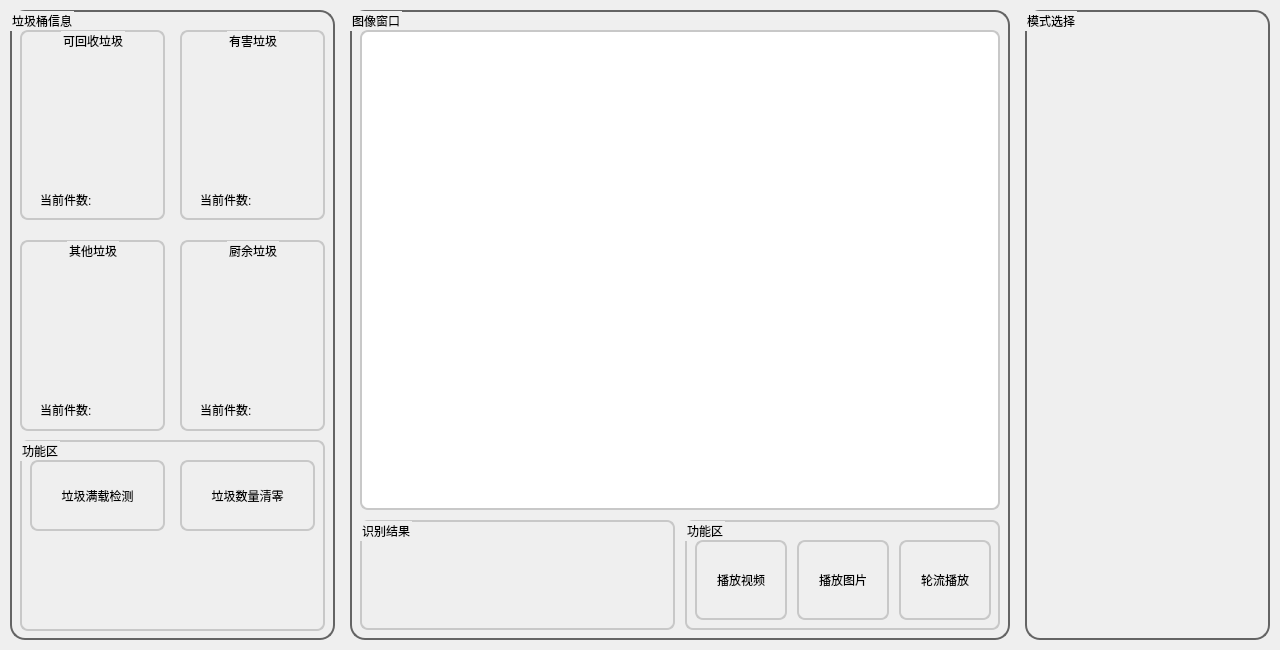
Old version of the form Software/QtUI/mainwindow.ui in the repository h13-0/Garbage-Classification.
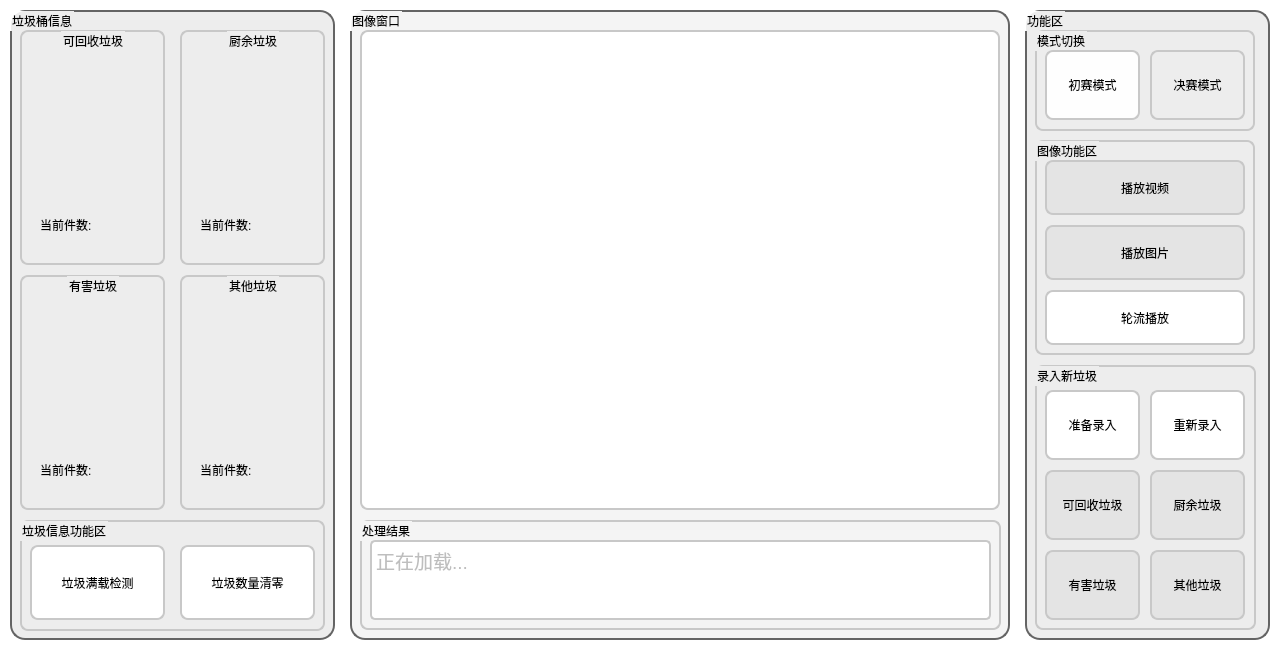
New version of the form. Icons and pictures are not drawn.

Commit message: 优化了UI, 增加了输出结果到结果区, 减少非必要引用, 增加了对Linux嵌入式系统的优化, 增加了垃圾件数显示, 更新Readme

```diff
--- a/Software/QtUI/mainwindow.ui
+++ b/Software/QtUI/mainwindow.ui
@@ -22,12 +22,18 @@
   <property name="maximumSize">
    <size>
     <width>1280</width>
-    <height>670</height>
+    <height>650</height>
    </size>
   </property>
   <property name="windowTitle">
    <string>MainWindow</string>
   </property>
+  <property name="autoFillBackground">
+   <bool>false</bool>
+  </property>
+  <property name="styleSheet">
+   <string notr="true">background-color: #FFFFFF;</string>
+  </property>
   <widget class="QWidget" name="centralwidget">
    <widget class="QGroupBox" name="groupBox">
     <property name="geometry">
@@ -40,7 +46,8 @@
     </property>
     <property name="styleSheet">
      <string notr="true">border:2px solid rgb(100,100,100);
-border-radius:15px;</string>
+border-radius:15px;
+background-color: #F4F4F4;</string>
     </property>
     <property name="title">
      <string>图像窗口</string>
@@ -80,7 +87,7 @@
       <rect>
        <x>10</x>
        <y>510</y>
-       <width>315</width>
+       <width>641</width>
        <height>110</height>
       </rect>
      </property>
@@ -89,62 +96,39 @@
 border:2px solid rgb(200,200,200);</string>
      </property>
      <property name="title">
-      <string>识别结果</string>
+      <string>处理结果</string>
      </property>
-    </widget>
-    <widget class="QGroupBox" name="groupBox_10">
-     <property name="geometry">
-      <rect>
-       <x>335</x>
-       <y>510</y>
-       <width>315</width>
-       <height>110</height>
-      </rect>
-     </property>
-     <property name="styleSheet">
-      <string notr="true">border-radius:8px;
-border:2px solid rgb(200,200,200);</string>
-     </property>
-     <property name="title">
-      <string>功能区</string>
-     </property>
-     <widget class="QPushButton" name="pushButton_3">
+     <widget class="QTextEdit" name="textEdit">
+      <property name="enabled">
+       <bool>false</bool>
+      </property>
       <property name="geometry">
        <rect>
         <x>10</x>
         <y>20</y>
-        <width>92</width>
+        <width>621</width>
         <height>80</height>
        </rect>
       </property>
-      <property name="text">
-       <string>播放视频</string>
+      <property name="font">
+       <font>
+        <pointsize>14</pointsize>
+        <stylestrategy>PreferAntialias</stylestrategy>
+       </font>
       </property>
-     </widget>
-     <widget class="QPushButton" name="pushButton_4">
-      <property name="geometry">
-       <rect>
-        <x>112</x>
-        <y>20</y>
-        <width>92</width>
-        <height>80</height>
-       </rect>
+      <property name="styleSheet">
+       <string notr="true">border-radius:5px;
+background-color: rgb(255, 255, 255);</string>
       </property>
-      <property name="text">
-       <string>播放图片</string>
+      <property name="verticalScrollBarPolicy">
+       <enum>Qt::ScrollBarAsNeeded</enum>
       </property>
-     </widget>
-     <widget class="QPushButton" name="pushButton_5">
-      <property name="geometry">
-       <rect>
-        <x>214</x>
-        <y>20</y>
-        <width>92</width>
-        <height>80</height>
-       </rect>
-      </property>
-      <property name="text">
-       <string>轮流播放</string>
+      <property name="html">
+       <string>&lt;!DOCTYPE HTML PUBLIC &quot;-//W3C//DTD HTML 4.0//EN&quot; &quot;http://www.w3.org/TR/REC-html40/strict.dtd&quot;&gt;
+&lt;html&gt;&lt;head&gt;&lt;meta name=&quot;qrichtext&quot; content=&quot;1&quot; /&gt;&lt;style type=&quot;text/css&quot;&gt;
+p, li { white-space: pre-wrap; }
+&lt;/style&gt;&lt;/head&gt;&lt;body style=&quot; font-family:'SimSun'; font-size:14pt; font-weight:400; font-style:normal;&quot;&gt;
+&lt;p style=&quot; margin-top:0px; margin-bottom:0px; margin-left:0px; margin-right:0px; -qt-block-indent:0; text-indent:0px;&quot;&gt;正在加载...&lt;/p&gt;&lt;/body&gt;&lt;/html&gt;</string>
       </property>
      </widget>
     </widget>
@@ -160,7 +144,8 @@
     </property>
     <property name="styleSheet">
      <string notr="true">border:2px solid rgb(100,100,100);
-border-radius:15px;</string>
+border-radius:15px;
+background-color: #EDEDED;</string>
     </property>
     <property name="title">
      <string>垃圾桶信息</string>
@@ -171,7 +156,7 @@
        <x>10</x>
        <y>20</y>
        <width>145</width>
-       <height>190</height>
+       <height>235</height>
       </rect>
      </property>
      <property name="styleSheet">
@@ -188,14 +173,15 @@
       <property name="geometry">
        <rect>
         <x>10</x>
-        <y>30</y>
+        <y>40</y>
         <width>125</width>
         <height>125</height>
        </rect>
       </property>
       <property name="styleSheet">
        <string notr="true">border-image:url(./RoundProcessBar.png) 0 0 0 0 stretch stretch;
-border:0px solid rgb(100,100,100);</string>
+border:0px;
+background-color: rgba(0, 0, 0, 0);</string>
       </property>
       <property name="currentIndex">
        <number>1</number>
@@ -207,8 +193,8 @@
       <property name="geometry">
        <rect>
         <x>20</x>
-        <y>160</y>
-        <width>70</width>
+        <y>185</y>
+        <width>105</width>
         <height>20</height>
        </rect>
       </property>
@@ -223,10 +209,10 @@
     <widget class="QGroupBox" name="groupBox_5">
      <property name="geometry">
       <rect>
-       <x>170</x>
-       <y>20</y>
+       <x>10</x>
+       <y>265</y>
        <width>145</width>
-       <height>190</height>
+       <height>235</height>
       </rect>
      </property>
      <property name="styleSheet">
@@ -243,14 +229,15 @@
       <property name="geometry">
        <rect>
         <x>10</x>
-        <y>30</y>
+        <y>40</y>
         <width>125</width>
         <height>125</height>
        </rect>
       </property>
       <property name="styleSheet">
        <string notr="true">border-image:url(./RoundProcessBar.png) 0 0 0 0 stretch stretch;
-border:0px solid rgb(100,100,100);</string>
+border:0px;
+background-color: rgba(0, 0, 0, 0);</string>
       </property>
       <property name="currentIndex">
        <number>0</number>
@@ -262,8 +249,8 @@
       <property name="geometry">
        <rect>
         <x>20</x>
-        <y>160</y>
-        <width>70</width>
+        <y>185</y>
+        <width>105</width>
         <height>20</height>
        </rect>
       </property>
@@ -278,10 +265,10 @@
     <widget class="QGroupBox" name="groupBox_6">
      <property name="geometry">
       <rect>
-       <x>10</x>
-       <y>230</y>
+       <x>170</x>
+       <y>265</y>
        <width>145</width>
-       <height>191</height>
+       <height>235</height>
       </rect>
      </property>
      <property name="styleSheet">
@@ -298,14 +285,15 @@
       <property name="geometry">
        <rect>
         <x>10</x>
-        <y>30</y>
+        <y>40</y>
         <width>125</width>
         <height>125</height>
        </rect>
       </property>
       <property name="styleSheet">
        <string notr="true">border-image:url(./RoundProcessBar.png) 0 0 0 0 stretch stretch;
-border:0px solid rgb(100,100,100);</string>
+border:0px;
+background-color: rgba(0, 0, 0, 0);</string>
       </property>
       <property name="currentIndex">
        <number>0</number>
@@ -317,8 +305,8 @@
       <property name="geometry">
        <rect>
         <x>20</x>
-        <y>160</y>
-        <width>70</width>
+        <y>185</y>
+        <width>105</width>
         <height>20</height>
        </rect>
       </property>
@@ -334,9 +322,9 @@
      <property name="geometry">
       <rect>
        <x>170</x>
-       <y>230</y>
+       <y>20</y>
        <width>145</width>
-       <height>191</height>
+       <height>235</height>
       </rect>
      </property>
      <property name="styleSheet">
@@ -353,14 +341,15 @@
       <property name="geometry">
        <rect>
         <x>10</x>
-        <y>30</y>
+        <y>40</y>
         <width>125</width>
         <height>125</height>
        </rect>
       </property>
       <property name="styleSheet">
        <string notr="true">border-image:url(./RoundProcessBar.png) 0 0 0 0 stretch stretch;
-border:0px solid rgb(100,100,100);</string>
+border:0px;
+background-color: rgba(0, 0, 0, 0);</string>
       </property>
       <property name="currentIndex">
        <number>0</number>
@@ -372,8 +361,8 @@
       <property name="geometry">
        <rect>
         <x>20</x>
-        <y>160</y>
-        <width>70</width>
+        <y>185</y>
+        <width>105</width>
         <height>20</height>
        </rect>
       </property>
@@ -389,9 +378,9 @@
      <property name="geometry">
       <rect>
        <x>10</x>
-       <y>430</y>
+       <y>510</y>
        <width>305</width>
-       <height>191</height>
+       <height>111</height>
       </rect>
      </property>
      <property name="styleSheet">
@@ -399,19 +388,19 @@
 border:2px solid rgb(200,200,200);</string>
      </property>
      <property name="title">
-      <string>功能区</string>
+      <string>垃圾信息功能区</string>
      </property>
      <widget class="QPushButton" name="pushButton">
       <property name="geometry">
        <rect>
         <x>10</x>
-        <y>20</y>
+        <y>25</y>
         <width>135</width>
-        <height>71</height>
+        <height>75</height>
        </rect>
       </property>
       <property name="styleSheet">
-       <string notr="true"/>
+       <string notr="true">background-color: #FFFFFF;</string>
       </property>
       <property name="text">
        <string>垃圾满载检测</string>
@@ -421,11 +410,14 @@
       <property name="geometry">
        <rect>
         <x>160</x>
-        <y>20</y>
+        <y>25</y>
         <width>135</width>
-        <height>71</height>
+        <height>75</height>
        </rect>
       </property>
+      <property name="styleSheet">
+       <string notr="true">background-color: #FFFFFF;</string>
+      </property>
       <property name="text">
        <string>垃圾数量清零</string>
       </property>
@@ -443,11 +435,239 @@
     </property>
     <property name="styleSheet">
      <string notr="true">border:2px solid rgb(100,100,100);
-border-radius:15px;</string>
+border-radius:15px;
+background-color: #EDEDED;</string>
     </property>
     <property name="title">
-     <string>模式选择</string>
+     <string>功能区</string>
     </property>
+    <widget class="QGroupBox" name="groupBox_11">
+     <property name="geometry">
+      <rect>
+       <x>10</x>
+       <y>355</y>
+       <width>221</width>
+       <height>265</height>
+      </rect>
+     </property>
+     <property name="styleSheet">
+      <string notr="true">border-radius:8px;
+border:2px solid rgb(200,200,200);</string>
+     </property>
+     <property name="title">
+      <string>录入新垃圾</string>
+     </property>
+     <widget class="QPushButton" name="pushButton_8">
+      <property name="geometry">
+       <rect>
+        <x>10</x>
+        <y>105</y>
+        <width>95</width>
+        <height>70</height>
+       </rect>
+      </property>
+      <property name="styleSheet">
+       <string notr="true">background-color: #E4E4E4;</string>
+      </property>
+      <property name="text">
+       <string>可回收垃圾</string>
+      </property>
+     </widget>
+     <widget class="QPushButton" name="pushButton_9">
+      <property name="geometry">
+       <rect>
+        <x>115</x>
+        <y>105</y>
+        <width>95</width>
+        <height>70</height>
+       </rect>
+      </property>
+      <property name="styleSheet">
+       <string notr="true">background-color: #E4E4E4;</string>
+      </property>
+      <property name="text">
+       <string>厨余垃圾</string>
+      </property>
+     </widget>
+     <widget class="QPushButton" name="pushButton_10">
+      <property name="geometry">
+       <rect>
+        <x>10</x>
+        <y>185</y>
+        <width>95</width>
+        <height>70</height>
+       </rect>
+      </property>
+      <property name="styleSheet">
+       <string notr="true">background-color: #E4E4E4;</string>
+      </property>
+      <property name="text">
+       <string>有害垃圾</string>
+      </property>
+     </widget>
+     <widget class="QPushButton" name="pushButton_11">
+      <property name="geometry">
+       <rect>
+        <x>115</x>
+        <y>185</y>
+        <width>95</width>
+        <height>70</height>
+       </rect>
+      </property>
+      <property name="styleSheet">
+       <string notr="true">background-color: #E4E4E4;</string>
+      </property>
+      <property name="text">
+       <string>其他垃圾</string>
+      </property>
+     </widget>
+     <widget class="QPushButton" name="pushButton_12">
+      <property name="geometry">
+       <rect>
+        <x>115</x>
+        <y>25</y>
+        <width>95</width>
+        <height>70</height>
+       </rect>
+      </property>
+      <property name="styleSheet">
+       <string notr="true">background-color: #FFFFFF;</string>
+      </property>
+      <property name="text">
+       <string>重新录入</string>
+      </property>
+     </widget>
+     <widget class="QPushButton" name="pushButton_13">
+      <property name="geometry">
+       <rect>
+        <x>10</x>
+        <y>25</y>
+        <width>95</width>
+        <height>70</height>
+       </rect>
+      </property>
+      <property name="styleSheet">
+       <string notr="true">background-color: #FFFFFF;</string>
+      </property>
+      <property name="text">
+       <string>准备录入</string>
+      </property>
+     </widget>
+    </widget>
+    <widget class="QGroupBox" name="groupBox_12">
+     <property name="geometry">
+      <rect>
+       <x>10</x>
+       <y>20</y>
+       <width>220</width>
+       <height>101</height>
+      </rect>
+     </property>
+     <property name="styleSheet">
+      <string notr="true">border-radius:8px;
+border:2px solid rgb(200,200,200);</string>
+     </property>
+     <property name="title">
+      <string>模式切换</string>
+     </property>
+     <widget class="QPushButton" name="pushButton_6">
+      <property name="geometry">
+       <rect>
+        <x>10</x>
+        <y>20</y>
+        <width>95</width>
+        <height>70</height>
+       </rect>
+      </property>
+      <property name="styleSheet">
+       <string notr="true">background-color: #FEFEFE;</string>
+      </property>
+      <property name="text">
+       <string>初赛模式</string>
+      </property>
+     </widget>
+     <widget class="QPushButton" name="pushButton_7">
+      <property name="geometry">
+       <rect>
+        <x>115</x>
+        <y>20</y>
+        <width>95</width>
+        <height>70</height>
+       </rect>
+      </property>
+      <property name="styleSheet">
+       <string notr="true">background-color: #EDEDED;</string>
+      </property>
+      <property name="text">
+       <string>决赛模式</string>
+      </property>
+     </widget>
+    </widget>
+    <widget class="QGroupBox" name="groupBox_10">
+     <property name="geometry">
+      <rect>
+       <x>10</x>
+       <y>130</y>
+       <width>220</width>
+       <height>215</height>
+      </rect>
+     </property>
+     <property name="styleSheet">
+      <string notr="true">border-radius:8px;
+border:2px solid rgb(200,200,200);</string>
+     </property>
+     <property name="title">
+      <string>图像功能区</string>
+     </property>
+     <widget class="QPushButton" name="pushButton_3">
+      <property name="geometry">
+       <rect>
+        <x>10</x>
+        <y>20</y>
+        <width>200</width>
+        <height>55</height>
+       </rect>
+      </property>
+      <property name="styleSheet">
+       <string notr="true">background-color: #E4E4E4;</string>
+      </property>
+      <property name="text">
+       <string>播放视频</string>
+      </property>
+     </widget>
+     <widget class="QPushButton" name="pushButton_4">
+      <property name="geometry">
+       <rect>
+        <x>10</x>
+        <y>85</y>
+        <width>200</width>
+        <height>55</height>
+       </rect>
+      </property>
+      <property name="styleSheet">
+       <string notr="true">background-color: #E4E4E4;</string>
+      </property>
+      <property name="text">
+       <string>播放图片</string>
+      </property>
+     </widget>
+     <widget class="QPushButton" name="pushButton_5">
+      <property name="geometry">
+       <rect>
+        <x>10</x>
+        <y>150</y>
+        <width>200</width>
+        <height>55</height>
+       </rect>
+      </property>
+      <property name="styleSheet">
+       <string notr="true">background-color: #FFFFFF;</string>
+      </property>
+      <property name="text">
+       <string>轮流播放</string>
+      </property>
+     </widget>
+    </widget>
    </widget>
   </widget>
  </widget>
```
Left out of the diff: 28 changed lines with no effect on the pictures. The commit also changes 10 other files.
